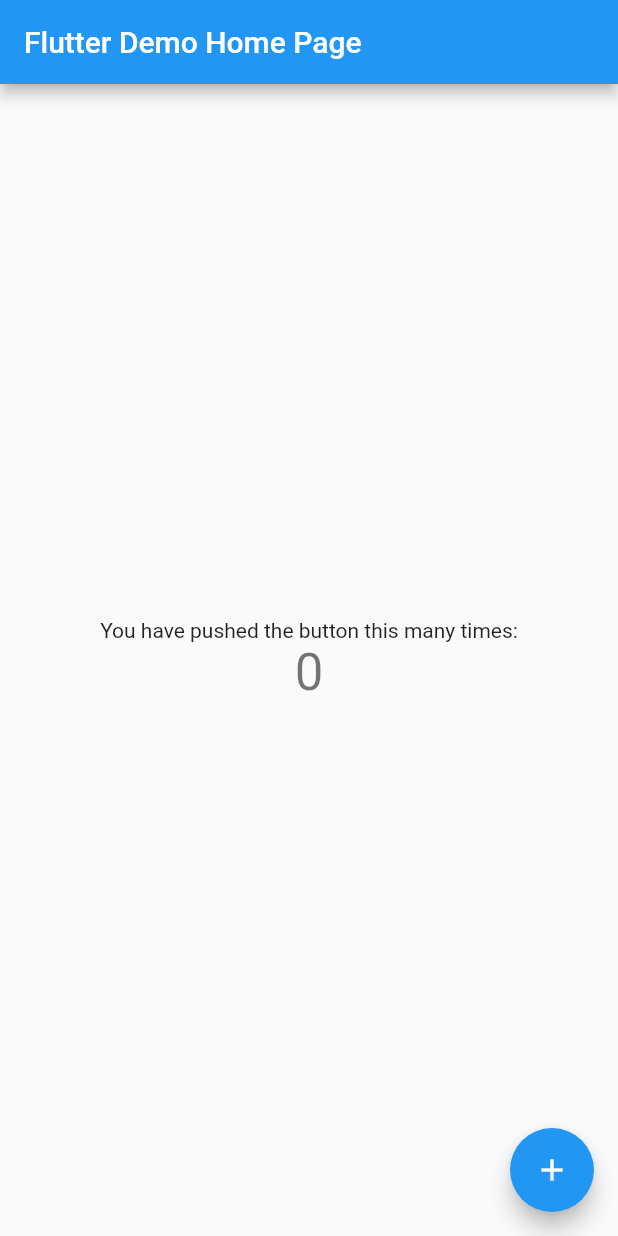
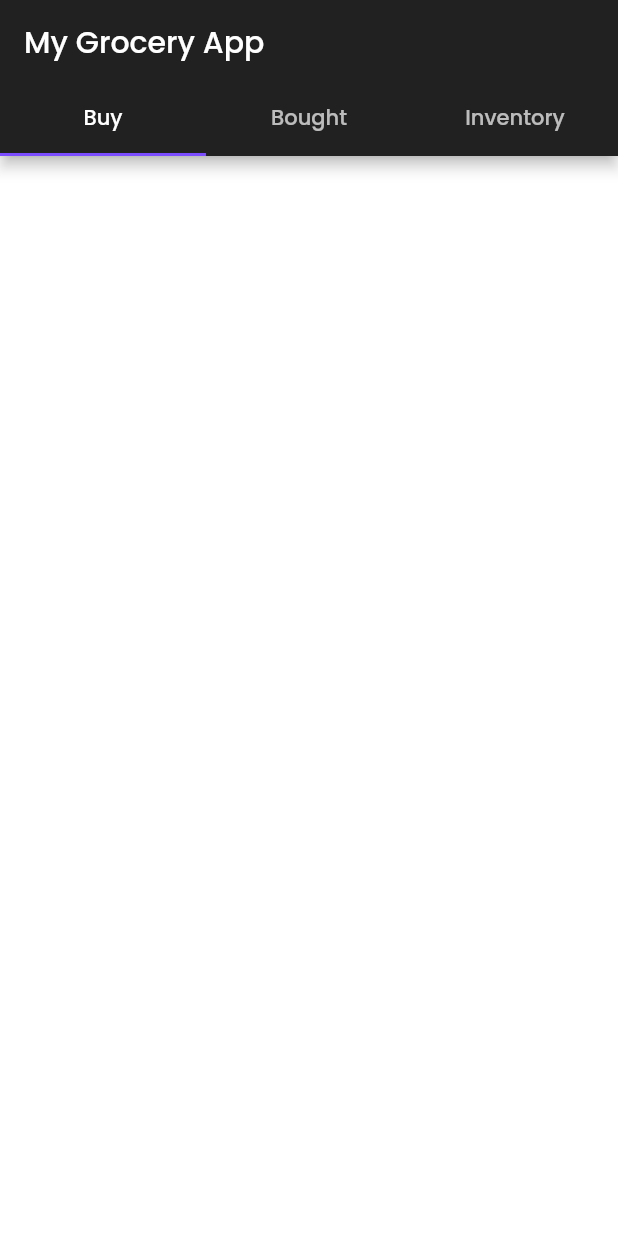
Before and after one commit to vivekpatel99/MyGroceriesListApp, a Flutter app: the screen it shows after launch, on a phone screen of 412 x 824 dp. Run offline on Flutter 3.47's test engine with Material 2 defaults, Android fonts, the phone set to English and light mode, and no system bars; our stand-ins replace google_fonts.

Commit message:
tabs are added

```diff
--- a/lib/main.dart
+++ b/lib/main.dart
@@ -1,113 +1,24 @@
 import 'package:flutter/material.dart';
+import 'package:my_grocery_list/pages/home_page.dart';
+import 'package:my_grocery_list/utils/theme.dart';
 
+/*
+TODO: Add pop up on each tab to show number of items in the tap
+
+*/
 void main() {
   runApp(MyApp());
 }
 
 class MyApp extends StatelessWidget {
-  // This widget is the root of your application.
   @override
   Widget build(BuildContext context) {
     return MaterialApp(
-      title: 'Flutter Demo',
-      theme: ThemeData(
-        // This is the theme of your application.
-        //
-        // Try running your application with "flutter run". You'll see the
-        // application has a blue toolbar. Then, without quitting the app, try
-        // changing the primarySwatch below to Colors.green and then invoke
-        // "hot reload" (press "r" in the console where you ran "flutter run",
-        // or simply save your changes to "hot reload" in a Flutter IDE).
-        // Notice that the counter didn't reset back to zero; the application
-        // is not restarted.
-        primarySwatch: Colors.blue,
-      ),
-      home: MyHomePage(title: 'Flutter Demo Home Page'),
+      title: "My Grocery App",
+      debugShowCheckedModeBanner: false,
+      theme: MyTheme.darkTheme(context),
+      // darkTheme: ThemeData.dark(),
+      home: HomePage(),
     );
   }
 }
-
-class MyHomePage extends StatefulWidget {
-  MyHomePage({Key? key, required this.title}) : super(key: key);
-
-  // This widget is the home page of your application. It is stateful, meaning
-  // that it has a State object (defined below) that contains fields that affect
-  // how it looks.
-
-  // This class is the configuration for the state. It holds the values (in this
-  // case the title) provided by the parent (in this case the App widget) and
-  // used by the build method of the State. Fields in a Widget subclass are
-  // always marked "final".
-
-  final String title;
-
-  @override
-  _MyHomePageState createState() => _MyHomePageState();
-}
-
-class _MyHomePageState extends State<MyHomePage> {
-  int _counter = 0;
-
-  void _incrementCounter() {
-    setState(() {
-      // This call to setState tells the Flutter framework that something has
-      // changed in this State, which causes it to rerun the build method below
-      // so that the display can reflect the updated values. If we changed
-      // _counter without calling setState(), then the build method would not be
-      // called again, and so nothing would appear to happen.
-      _counter++;
-    });
-  }
-
-  @override
-  Widget build(BuildContext context) {
-    // This method is rerun every time setState is called, for instance as done
-    // by the _incrementCounter method above.
-    //
-    // The Flutter framework has been optimized to make rerunning build methods
-    // fast, so that you can just rebuild anything that needs updating rather
-    // than having to individually change instances of widgets.
-    return Scaffold(
-      appBar: AppBar(
-        // Here we take the value from the MyHomePage object that was created by
-        // the App.build method, and use it to set our appbar title.
-        title: Text(widget.title),
-      ),
-      body: Center(
-        // Center is a layout widget. It takes a single child and positions it
-        // in the middle of the parent.
-        child: Column(
-          // Column is also a layout widget. It takes a list of children and
-          // arranges them vertically. By default, it sizes itself to fit its
-          // children horizontally, and tries to be as tall as its parent.
-          //
-          // Invoke "debug painting" (press "p" in the console, choose the
-          // "Toggle Debug Paint" action from the Flutter Inspector in Android
-          // Studio, or the "Toggle Debug Paint" command in Visual Studio Code)
-          // to see the wireframe for each widget.
-          //
-          // Column has various properties to control how it sizes itself and
-          // how it positions its children. Here we use mainAxisAlignment to
-          // center the children vertically; the main axis here is the vertical
-          // axis because Columns are vertical (the cross axis would be
-          // horizontal).
-          mainAxisAlignment: MainAxisAlignment.center,
-          children: <Widget>[
-            Text(
-              'You have pushed the button this many times:',
-            ),
-            Text(
-              '$_counter',
-              style: Theme.of(context).textTheme.headline4,
-            ),
-          ],
-        ),
-      ),
-      floatingActionButton: FloatingActionButton(
-        onPressed: _incrementCounter,
-        tooltip: 'Increment',
-        child: Icon(Icons.add),
-      ), // This trailing comma makes auto-formatting nicer for build methods.
-    );
-  }
-}
--- /dev/null
+++ b/lib/pages/bought_page.dart
@@ -0,0 +1,12 @@
+import 'package:flutter/material.dart';
+
+class BoughtPage extends StatelessWidget {
+  const BoughtPage({Key? key}) : super(key: key);
+
+  @override
+  Widget build(BuildContext context) {
+    return Container(
+      color: Colors.blue,
+    );
+  }
+}
--- /dev/null
+++ b/lib/pages/buy_page.dart
@@ -0,0 +1,12 @@
+import 'package:flutter/material.dart';
+
+class BuyPage extends StatelessWidget {
+  const BuyPage({Key? key}) : super(key: key);
+
+  @override
+  Widget build(BuildContext context) {
+    return Container(
+      color: Colors.white,
+    );
+  }
+}
--- /dev/null
+++ b/lib/pages/home_page.dart
@@ -0,0 +1,37 @@
+import 'package:flutter/cupertino.dart';
+import 'package:flutter/material.dart';
+import 'package:my_grocery_list/pages/bought_page.dart';
+import 'package:my_grocery_list/pages/buy_page.dart';
+import 'package:my_grocery_list/pages/inventory.dart';
+
+class HomePage extends StatelessWidget {
+  const HomePage({Key? key}) : super(key: key);
+
+  @override
+  Widget build(BuildContext context) {
+    return DefaultTabController(
+      length: 3,
+      child: Scaffold(
+        appBar: AppBar(
+          title: Text("My Grocery App"),
+          bottom: TabBar(
+            tabs: [
+              Tab(
+                text: "Buy",
+              ),
+              Tab(
+                text: "Bought",
+              ),
+              Tab(
+                text: "Inventory",
+              )
+            ],
+          ),
+        ),
+        body: TabBarView(
+          children: [BuyPage(), BoughtPage(), InventoryPage()],
+        ),
+      ),
+    );
+  }
+}
--- /dev/null
+++ b/lib/pages/inventory.dart
@@ -0,0 +1,12 @@
+import 'package:flutter/material.dart';
+
+class InventoryPage extends StatelessWidget {
+  const InventoryPage({Key? key}) : super(key: key);
+
+  @override
+  Widget build(BuildContext context) {
+    return Container(
+      color: Colors.purple,
+    );
+  }
+}
--- /dev/null
+++ b/lib/utils/theme.dart
@@ -0,0 +1,9 @@
+import 'package:flutter/material.dart';
+import 'package:google_fonts/google_fonts.dart';
+
+class MyTheme {
+  static ThemeData darkTheme(BuildContext context) => ThemeData(
+      accentColor: Colors.deepPurpleAccent,
+      fontFamily: GoogleFonts.poppins().fontFamily,
+      brightness: Brightness.dark);
+}
```
Also changed, not shown: pubspec.yaml (+2 -9 lines), pubspec.lock.
